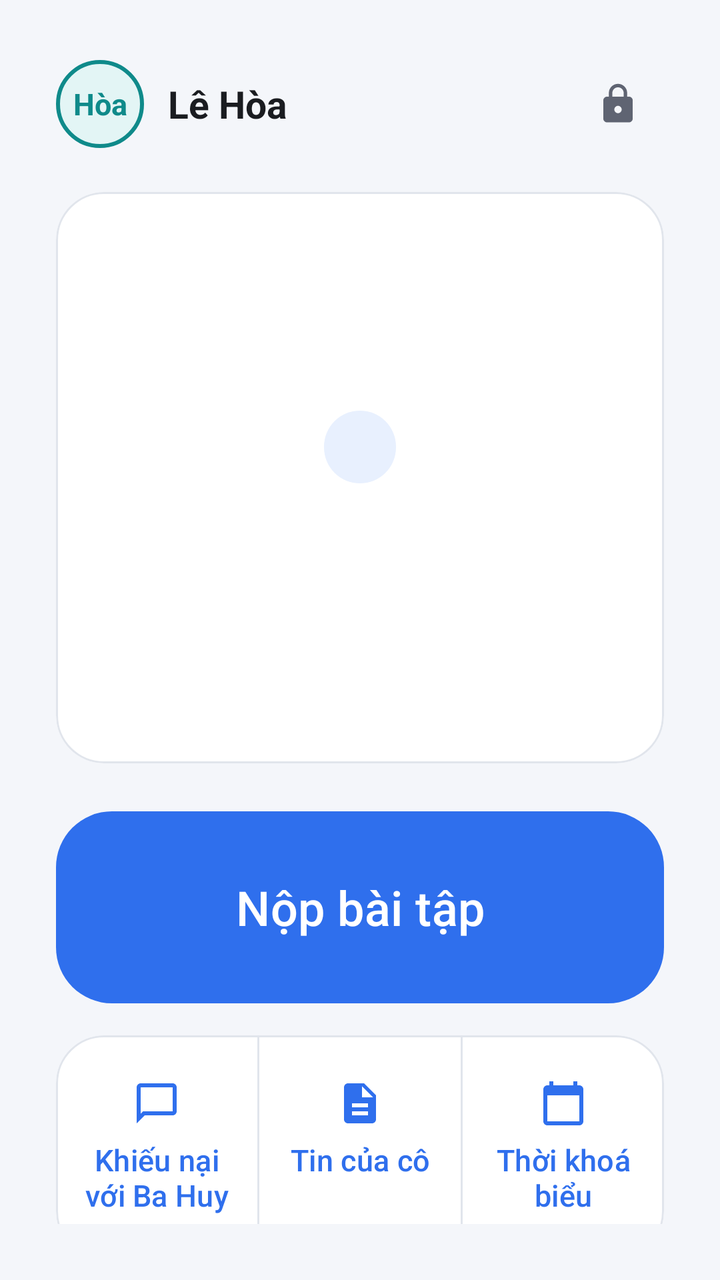
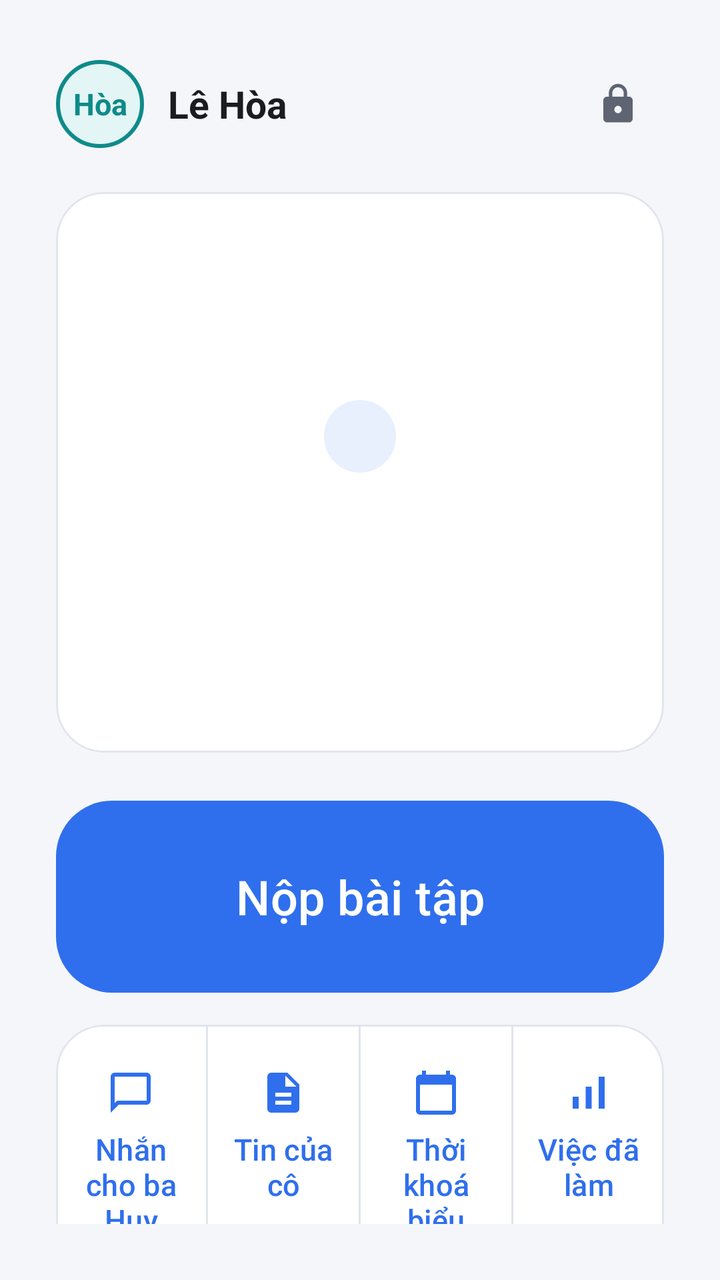

Two renders of the same Android screen: before a commit and after it. Below are the layout's source before the change and the commit's diff.
<!-- AndroidManifest.xml: application theme Theme.HomeworkGate -->
<!-- res/layout/activity_home.xml -->
<?xml version="1.0" encoding="utf-8"?>
<LinearLayout xmlns:android="http://schemas.android.com/apk/res/android"
    xmlns:app="http://schemas.android.com/apk/res-auto"
    android:id="@+id/root"
    android:layout_width="match_parent"
    android:layout_height="match_parent"
    android:orientation="vertical"
    android:padding="28dp">

    <LinearLayout
        android:layout_width="match_parent"
        android:layout_height="wrap_content"
        android:orientation="horizontal"
        android:gravity="center_vertical">

        <TextView
            android:layout_width="44dp"
            android:layout_height="44dp"
            android:background="@drawable/bg_avatar_child"
            android:gravity="center"
            android:text="Hòa"
            android:textColor="@color/child_tint"
            android:textSize="15sp"
            android:textStyle="bold" />

        <TextView
            android:layout_width="0dp"
            android:layout_height="wrap_content"
            android:layout_weight="1"
            android:layout_marginStart="12dp"
            android:text="@string/child_name"
            android:textColor="@color/ink"
            android:textSize="19sp"
            android:textStyle="bold" />

        
        <com.google.android.material.button.MaterialButton
            android:id="@+id/btn_parent"
            style="@style/Widget.Material3.Button.IconButton"
            android:layout_width="48dp"
            android:layout_height="48dp"
            android:contentDescription="@string/parent_name"
            app:icon="@drawable/ic_khoa"
            app:iconSize="22dp"
            app:iconTint="@color/ink_soft" />
    </LinearLayout>

    
    <ScrollView
        android:layout_width="match_parent"
        android:layout_height="0dp"
        android:layout_weight="1"
        android:fillViewport="true"
        android:scrollbars="none">

    <LinearLayout
        android:layout_width="match_parent"
        android:layout_height="wrap_content"
        android:orientation="vertical">

    
    <Space
        android:layout_width="match_parent"
        android:layout_height="0dp"
        android:layout_weight="1" />

    <com.google.android.material.card.MaterialCardView
        android:id="@+id/card_state"
        style="@style/Card"
        android:layout_width="match_parent"
        android:layout_height="wrap_content"
        android:layout_marginTop="20dp">

        <LinearLayout
            android:layout_width="match_parent"
            android:layout_height="match_parent"
            android:orientation="vertical"
            android:gravity="center"
            android:padding="28dp">

            
            <TextView
                android:id="@+id/txt_icon"
                android:layout_width="wrap_content"
                android:layout_height="wrap_content"
                android:layout_marginBottom="12dp"
                android:textSize="52sp" />

            <TextView
                android:id="@+id/txt_badge"
                android:layout_width="wrap_content"
                android:layout_height="wrap_content"
                android:background="@drawable/bg_pill"
                android:paddingHorizontal="18dp"
                android:paddingVertical="8dp"
                android:textColor="@color/brand_dark"
                android:textSize="15sp" />

            <TextView
                android:id="@+id/txt_state"
                android:layout_width="match_parent"
                android:layout_height="wrap_content"
                android:layout_marginTop="18dp"
                android:gravity="center"
                android:textColor="@color/ink"
                android:textSize="46sp"
                android:textStyle="bold" />

            <TextView
                android:id="@+id/txt_detail"
                android:layout_width="match_parent"
                android:layout_height="wrap_content"
                android:layout_marginTop="10dp"
                android:gravity="center"
                style="@style/Text.Body" />
        </LinearLayout>
    </com.google.android.material.card.MaterialCardView>

    <Space
        android:layout_width="match_parent"
        android:layout_height="0dp"
        android:layout_weight="1" />

    
    <com.google.android.material.card.MaterialCardView
        android:id="@+id/card_sua"
        style="@style/Card"
        android:layout_width="match_parent"
        android:layout_height="wrap_content"
        android:layout_marginTop="16dp"
        app:cardBackgroundColor="@color/wait_soft"
        android:visibility="gone">

        <LinearLayout
            android:layout_width="match_parent"
            android:layout_height="wrap_content"
            android:orientation="vertical"
            android:padding="18dp">

            <TextView
                android:id="@+id/txt_sua_title"
                android:layout_width="wrap_content"
                android:layout_height="wrap_content"
                android:textColor="@color/ink"
                android:textStyle="bold"
                android:textSize="16sp" />

            <LinearLayout
                android:id="@+id/box_sua"
                android:layout_width="match_parent"
                android:layout_height="wrap_content"
                android:layout_marginTop="6dp"
                android:orientation="vertical" />

            <com.google.android.material.button.MaterialButton
                android:id="@+id/btn_chup_sua"
                android:layout_width="match_parent"
                android:layout_height="wrap_content"
                android:layout_marginTop="12dp"
                android:text="Chụp lại câu đã sửa"
                android:textSize="16sp"
                app:cornerRadius="18dp" />
        </LinearLayout>
    </com.google.android.material.card.MaterialCardView>

    <com.google.android.material.card.MaterialCardView
        android:id="@+id/card_warning"
        style="@style/Card"
        android:layout_width="match_parent"
        android:layout_height="wrap_content"
        android:layout_marginTop="16dp"
        app:cardBackgroundColor="@color/wait_soft"
        android:visibility="gone">

        <LinearLayout
            android:layout_width="match_parent"
            android:layout_height="wrap_content"
            android:orientation="vertical"
            android:padding="18dp">

            <TextView
                android:id="@+id/txt_warning_title"
                android:layout_width="wrap_content"
                android:layout_height="wrap_content"
                android:text="@string/home_setup_needed"
                android:textColor="@color/ink"
                android:textStyle="bold"
                android:textSize="16sp" />

            
            <LinearLayout
                android:id="@+id/box_warning"
                android:layout_width="match_parent"
                android:layout_height="wrap_content"
                android:layout_marginTop="4dp"
                android:orientation="vertical" />
        </LinearLayout>
    </com.google.android.material.card.MaterialCardView>

    
    <com.google.android.material.card.MaterialCardView
        android:id="@+id/card_soan"
        style="@style/Card"
        android:layout_width="match_parent"
        android:layout_height="wrap_content"
        android:layout_marginTop="16dp"
        android:visibility="gone">

        <LinearLayout
            android:layout_width="match_parent"
            android:layout_height="wrap_content"
            android:orientation="vertical"
            android:padding="18dp">

            <TextView
                android:id="@+id/txt_soan_title"
                android:layout_width="wrap_content"
                android:layout_height="wrap_content"
                android:textColor="@color/ink"
                android:textStyle="bold"
                android:textSize="16sp" />

            <TextView
                android:id="@+id/txt_soan_detail"
                style="@style/Text.Body"
                android:layout_width="match_parent"
                android:layout_height="wrap_content"
                android:layout_marginTop="4dp"
                android:textSize="15sp" />

            <com.google.android.material.button.MaterialButton
                android:id="@+id/btn_soan"
                style="@style/Widget.Material3.Button.TonalButton"
                android:layout_width="match_parent"
                android:layout_height="wrap_content"
                android:layout_marginTop="12dp"
                android:text="@string/soan_title"
                android:textSize="16sp"
                app:cornerRadius="18dp" />
        </LinearLayout>
    </com.google.android.material.card.MaterialCardView>

    <com.google.android.material.button.MaterialButton
        android:id="@+id/btn_submit"
        android:layout_width="match_parent"
        android:layout_height="104dp"
        android:layout_marginTop="20dp"
        android:text="@string/home_submit"
        android:textSize="24sp"
        app:cornerRadius="28dp" />

    
    <com.google.android.material.button.MaterialButton
        android:id="@+id/btn_nop_them"
        style="@style/Widget.Material3.Button.TextButton"
        android:layout_width="match_parent"
        android:layout_height="wrap_content"
        android:layout_marginTop="4dp"
        android:text="Nộp thêm bài để cộng dồn giờ"
        android:textSize="16sp"
        android:visibility="gone" />

    
    <com.google.android.material.card.MaterialCardView
        style="@style/Card"
        android:layout_width="match_parent"
        android:layout_height="wrap_content"
        android:layout_marginTop="12dp">

        <LinearLayout
            android:layout_width="match_parent"
            android:layout_height="wrap_content"
            android:orientation="horizontal">

            <com.google.android.material.button.MaterialButton
                android:id="@+id/btn_chat"
                style="@style/Widget.Material3.Button.TextButton"
                android:layout_width="0dp"
                android:layout_height="wrap_content"
                android:layout_weight="1"
                android:paddingVertical="18dp"
                android:text="@string/home_chat"
                android:textSize="15sp"
                app:icon="@drawable/st_ic_nhan_tin"
                app:iconGravity="top"
                app:iconPadding="6dp"
                app:iconSize="24dp" />

            
            <View
                android:id="@+id/vach_tin"
                android:layout_width="1dp"
                android:layout_height="match_parent"
                android:background="@color/line" />

            <com.google.android.material.button.MaterialButton
                android:id="@+id/btn_tin"
                style="@style/Widget.Material3.Button.TextButton"
                android:layout_width="0dp"
                android:layout_height="wrap_content"
                android:layout_weight="1"
                android:paddingVertical="18dp"
                android:text="@string/soan_tin_co"
                android:textSize="15sp"
                app:icon="@drawable/st_ic_tin_co"
                app:iconGravity="top"
                app:iconPadding="6dp"
                app:iconSize="24dp" />

            <View
                android:layout_width="1dp"
                android:layout_height="match_parent"
                android:background="@color/line" />

            <com.google.android.material.button.MaterialButton
                android:id="@+id/btn_lich"
                style="@style/Widget.Material3.Button.TextButton"
                android:layout_width="0dp"
                android:layout_height="wrap_content"
                android:layout_weight="1"
                android:paddingVertical="18dp"
                android:text="@string/soan_lich"
                android:textSize="15sp"
                app:icon="@drawable/st_ic_lich"
                app:iconGravity="top"
                app:iconPadding="6dp"
                app:iconSize="24dp" />
        </LinearLayout>
    </com.google.android.material.card.MaterialCardView>


    </LinearLayout>
    </ScrollView>
</LinearLayout>
<!-- resources referenced by this layout -->
<resources>
  <color name="brand_dark">#1B4FC0</color>
  <color name="child_tint">#0F8A8A</color>
  <color name="ink">#1A1C20</color>
  <color name="ink_soft">#5F6472</color>
  <color name="line">#E1E5EC</color>
  <color name="wait_soft">#FEF5E5</color>
  <!-- drawable bg_avatar_child (drawable) -->
  <?xml version="1.0" encoding="utf-8"?>
  <shape xmlns:android="http://schemas.android.com/apk/res/android" android:shape="oval">
      <solid android:color="@color/child_soft" />
      <stroke android:width="2dp" android:color="@color/child_tint" />
  </shape>
  <!-- drawable bg_pill (drawable) -->
  <?xml version="1.0" encoding="utf-8"?>
  <shape xmlns:android="http://schemas.android.com/apk/res/android" android:shape="rectangle">
      <solid android:color="@color/brand_soft" />
      <corners android:radius="100dp" />
  </shape>
  <!-- drawable st_ic_lich (drawable) -->
  <vector xmlns:android="http://schemas.android.com/apk/res/android"
      android:width="24dp" android:height="24dp"
      android:viewportWidth="24" android:viewportHeight="24">
      <path android:fillColor="#FFFFFF"
          android:pathData="M20,3h-1V1h-2v2H7V1H5v2H4c-1.1,0 -2,0.9 -2,2v16c0,1.1 0.9,2 2,2h16c1.1,0 2,-0.9 2,-2V5c0,-1.1 -0.9,-2 -2,-2zM20,21H4V8h16v13z" />
  </vector>
  <!-- drawable st_ic_nhan_tin (drawable) -->
  <vector xmlns:android="http://schemas.android.com/apk/res/android"
      android:width="24dp" android:height="24dp"
      android:viewportWidth="24" android:viewportHeight="24">
      <path android:fillColor="#FFFFFF"
          android:pathData="M20,2H4c-1.1,0 -2,0.9 -2,2v18l4,-4h14c1.1,0 2,-0.9 2,-2V4c0,-1.1 -0.9,-2 -2,-2zM20,16H5.17L4,17.17V4h16v12z" />
  </vector>
  <!-- drawable st_ic_tin_co (drawable) -->
  <vector xmlns:android="http://schemas.android.com/apk/res/android"
      android:width="24dp" android:height="24dp"
      android:viewportWidth="24" android:viewportHeight="24">
      <path android:fillColor="#FFFFFF"
          android:pathData="M14,2H6c-1.1,0 -1.99,0.9 -1.99,2L4,20c0,1.1 0.89,2 1.99,2H18c1.1,0 2,-0.9 2,-2V8l-6,-6zM16,18H8v-2h8v2zM16,14H8v-2h8v2zM13,9V3.5L18.5,9H13z" />
  </vector>
  <string name="child_name">Lê Hòa</string>
  <string name="home_chat">Khiếu nại với Ba Huy</string>
  <string name="home_setup_needed">Máy chưa cài đặt xong</string>
  <string name="home_submit">Nộp bài tập</string>
  <string name="parent_name">Ba Huy</string>
  <string name="soan_lich">Thời khoá biểu</string>
  <string name="soan_tin_co">Tin của cô</string>
  <string name="soan_title">Soạn tập vở</string>
  <style name="Card" parent="Widget.Material3.CardView.Elevated">
          
          <item name="cardBackgroundColor">@color/surface</item>
          <item name="cardCornerRadius">24dp</item>
          <item name="cardElevation">0dp</item>
          <item name="strokeWidth">1dp</item>
          <item name="strokeColor">@color/line</item>
      </style>
  <style name="Text.Body" parent="TextAppearance.Material3.BodyLarge">
          <item name="android:textColor">@color/ink_soft</item>
          <item name="android:textSize">17sp</item>
      </style>
  <color name="child_soft">#E3F5F5</color>
  <color name="brand_soft">#E8F0FE</color>
  <color name="surface">#FFFFFF</color>
  <color name="brand">#2F6FED</color>
  <color name="canvas">#F4F6FA</color>
  <!-- unchanged entries left out for length: 2 -->
</resources>

<!-- the commit's change to res/layout/activity_home.xml (unified diff, before → after) -->
@@ -1,11 +1,21 @@
 <?xml version="1.0" encoding="utf-8"?>
-<LinearLayout xmlns:android="http://schemas.android.com/apk/res/android"
+<androidx.constraintlayout.widget.ConstraintLayout
+    xmlns:android="http://schemas.android.com/apk/res/android"
     xmlns:app="http://schemas.android.com/apk/res-auto"
     android:id="@+id/root"
     android:layout_width="match_parent"
-    android:layout_height="match_parent"
+    android:layout_height="match_parent">
+
+<LinearLayout
+    android:layout_width="0dp"
+    android:layout_height="0dp"
     android:orientation="vertical"
-    android:padding="28dp">
+    android:padding="28dp"
+    app:layout_constraintBottom_toBottomOf="parent"
+    app:layout_constraintEnd_toEndOf="parent"
+    app:layout_constraintStart_toStartOf="parent"
+    app:layout_constraintTop_toTopOf="parent"
+    app:layout_constraintWidth_max="@dimen/st_be_rong_toi_da">
 
     <LinearLayout
         android:layout_width="match_parent"
@@ -39,7 +49,7 @@
             style="@style/Widget.Material3.Button.IconButton"
             android:layout_width="48dp"
             android:layout_height="48dp"
-            android:contentDescription="@string/parent_name"
+            android:contentDescription="@string/parent_name_cap"
             app:icon="@drawable/ic_khoa"
             app:iconSize="22dp"
             app:iconTint="@color/ink_soft" />
@@ -79,12 +89,12 @@
             android:padding="28dp">
 
             
-            <TextView
-                android:id="@+id/txt_icon"
-                android:layout_width="wrap_content"
-                android:layout_height="wrap_content"
+            <ImageView
+                android:id="@+id/anh_mat"
+                android:layout_width="64dp"
+                android:layout_height="64dp"
                 android:layout_marginBottom="12dp"
-                android:textSize="52sp" />
+                android:contentDescription="@null" />
 
             <TextView
                 android:id="@+id/txt_badge"
@@ -259,6 +269,19 @@
         android:text="Nộp thêm bài để cộng dồn giờ"
         android:textSize="16sp"
         android:visibility="gone" />
+
+    
+    <com.google.android.material.button.MaterialButton
+        android:id="@+id/btn_hoc_thuoc"
+        style="@style/Widget.Material3.Button.TonalButton"
+        android:layout_width="match_parent"
+        android:layout_height="wrap_content"
+        android:layout_marginTop="10dp"
+        android:paddingVertical="14dp"
+        android:text="@string/hoc_thuoc_nut"
+        android:textSize="17sp"
+        android:visibility="gone"
+        app:cornerRadius="18dp" />
 
     
     <com.google.android.material.card.MaterialCardView
@@ -325,6 +348,26 @@
                 app:iconGravity="top"
                 app:iconPadding="6dp"
                 app:iconSize="24dp" />
+
+            <View
+                android:layout_width="1dp"
+                android:layout_height="match_parent"
+                android:background="@color/line" />
+
+            
+            <com.google.android.material.button.MaterialButton
+                android:id="@+id/btn_tien_bo"
+                style="@style/Widget.Material3.Button.TextButton"
+                android:layout_width="0dp"
+                android:layout_height="wrap_content"
+                android:layout_weight="1"
+                android:paddingVertical="18dp"
+                android:text="@string/tien_bo_nut"
+                android:textSize="15sp"
+                app:icon="@drawable/st_ic_tien_bo"
+                app:iconGravity="top"
+                app:iconPadding="6dp"
+                app:iconSize="24dp" />
         </LinearLayout>
     </com.google.android.material.card.MaterialCardView>
 
@@ -332,3 +375,4 @@
     </LinearLayout>
     </ScrollView>
 </LinearLayout>
+</androidx.constraintlayout.widget.ConstraintLayout>
<!-- resource entries referenced after the edit -->
@@ -6,6 +6,7 @@
   <color name="ink_soft">#5F6472</color>
   <color name="line">#E1E5EC</color>
   <color name="wait_soft">#FEF5E5</color>
+  <dimen name="st_be_rong_toi_da">720dp</dimen>
   <!-- drawable bg_avatar_child (drawable) -->
   <?xml version="1.0" encoding="utf-8"?>
   <shape xmlns:android="http://schemas.android.com/apk/res/android" android:shape="oval">
@@ -32,6 +33,23 @@
       <path android:fillColor="#FFFFFF"
           android:pathData="M20,2H4c-1.1,0 -2,0.9 -2,2v18l4,-4h14c1.1,0 2,-0.9 2,-2V4c0,-1.1 -0.9,-2 -2,-2zM20,16H5.17L4,17.17V4h16v12z" />
   </vector>
+  <!-- drawable st_ic_tien_bo (drawable) -->
+  <vector xmlns:android="http://schemas.android.com/apk/res/android"
+      android:width="24dp"
+      android:height="24dp"
+      android:viewportWidth="24"
+      android:viewportHeight="24"
+      android:tint="?attr/colorControlNormal">
+      <path
+          android:fillColor="@android:color/white"
+          android:pathData="M4,14h3v6H4z" />
+      <path
+          android:fillColor="@android:color/white"
+          android:pathData="M10.5,9h3v11h-3z" />
+      <path
+          android:fillColor="@android:color/white"
+          android:pathData="M17,4h3v16h-3z" />
+  </vector>
   <!-- drawable st_ic_tin_co (drawable) -->
   <vector xmlns:android="http://schemas.android.com/apk/res/android"
       android:width="24dp" android:height="24dp"
@@ -40,13 +58,15 @@
           android:pathData="M14,2H6c-1.1,0 -1.99,0.9 -1.99,2L4,20c0,1.1 0.89,2 1.99,2H18c1.1,0 2,-0.9 2,-2V8l-6,-6zM16,18H8v-2h8v2zM16,14H8v-2h8v2zM13,9V3.5L18.5,9H13z" />
   </vector>
   <string name="child_name">Lê Hòa</string>
-  <string name="home_chat">Khiếu nại với Ba Huy</string>
+  <string name="hoc_thuoc_nut">Học thuộc</string>
+  <string name="home_chat">Nhắn cho ba Huy</string>
   <string name="home_setup_needed">Máy chưa cài đặt xong</string>
   <string name="home_submit">Nộp bài tập</string>
-  <string name="parent_name">Ba Huy</string>
+  <string name="parent_name_cap">Ba Huy</string>
   <string name="soan_lich">Thời khoá biểu</string>
   <string name="soan_tin_co">Tin của cô</string>
   <string name="soan_title">Soạn tập vở</string>
+  <string name="tien_bo_nut">Việc đã làm</string>
   <style name="Card" parent="Widget.Material3.CardView.Elevated">
           
           <item name="cardBackgroundColor">@color/surface</item>
